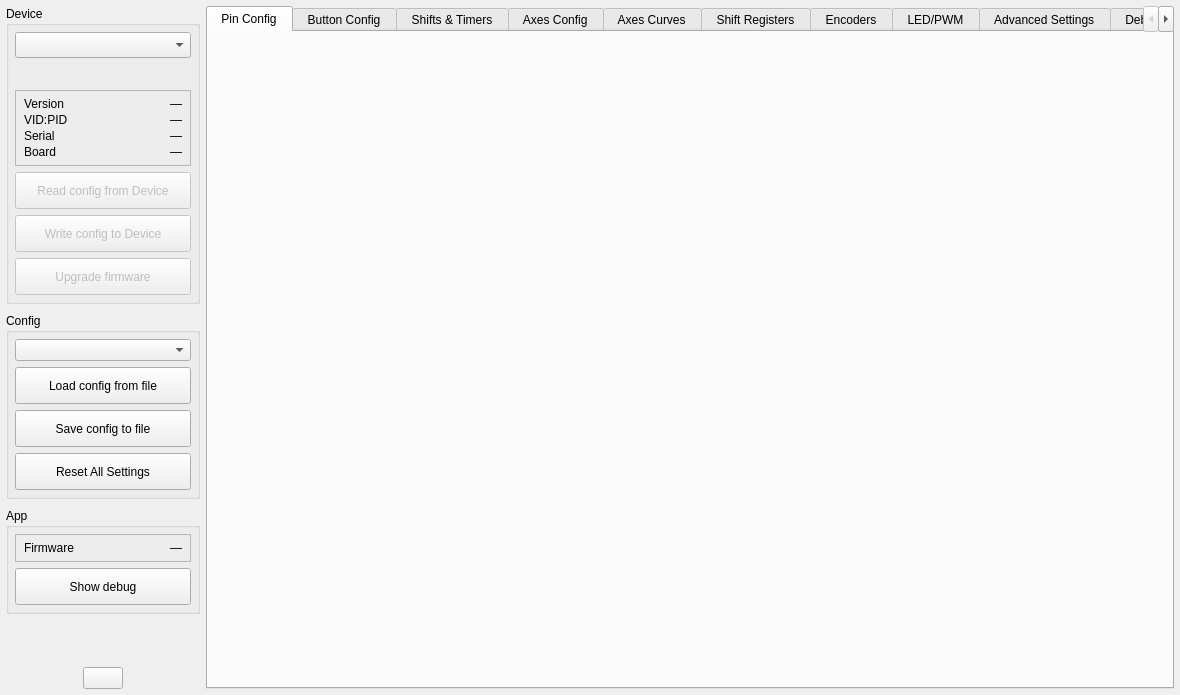
Old version of the form src/mainwindow.ui in the repository anpeaco/FreeJoyXConfiguratorQt.
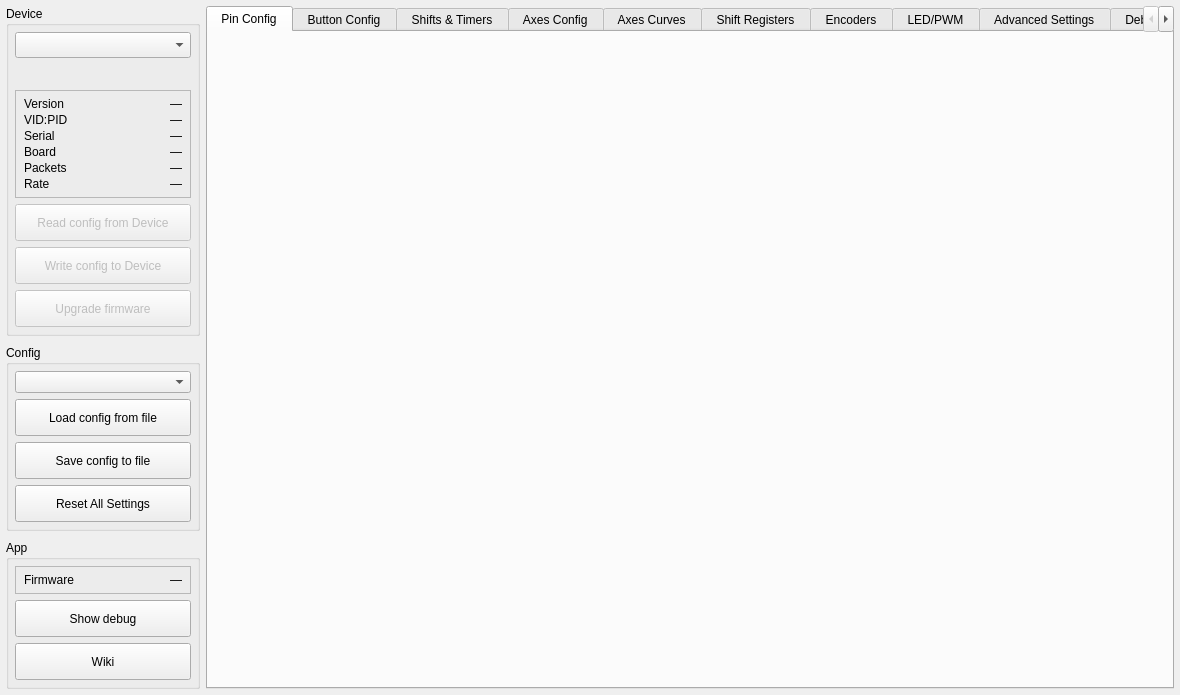
New version of the form. Icons and pictures are not drawn. Custom widgets are drawn as their Qt base class.

Diff of the .ui file:
```diff
--- a/src/mainwindow.ui
+++ b/src/mainwindow.ui
@@ -322,6 +322,10 @@
              <item row="2" column="1"><widget class="QLabel" name="label_SerialVal"><property name="text"><string notr="true">—</string></property><property name="alignment"><set>Qt::AlignRight|Qt::AlignVCenter</set></property><property name="wordWrap"><bool>true</bool></property></widget></item>
              <item row="3" column="0"><widget class="QLabel" name="label_BoardKey"><property name="text"><string>Board</string></property></widget></item>
              <item row="3" column="1"><widget class="QLabel" name="label_BoardVal"><property name="text"><string notr="true">—</string></property><property name="alignment"><set>Qt::AlignRight|Qt::AlignVCenter</set></property></widget></item>
+             <item row="4" column="0"><widget class="QLabel" name="label_PacketsKey"><property name="text"><string>Packets</string></property><property name="toolTip"><string>USB report packets received from the device since it connected</string></property></widget></item>
+             <item row="4" column="1"><widget class="QLabel" name="label_PacketsVal"><property name="text"><string notr="true">—</string></property><property name="alignment"><set>Qt::AlignRight|Qt::AlignVCenter</set></property><property name="toolTip"><string>USB report packets received from the device since it connected</string></property></widget></item>
+             <item row="5" column="0"><widget class="QLabel" name="label_RateKey"><property name="text"><string>Rate</string></property><property name="toolTip"><string>Average time between received packets, sampled over 5 s</string></property></widget></item>
+             <item row="5" column="1"><widget class="QLabel" name="label_RateVal"><property name="text"><string notr="true">—</string></property><property name="alignment"><set>Qt::AlignRight|Qt::AlignVCenter</set></property><property name="toolTip"><string>Average time between received packets, sampled over 5 s</string></property></widget></item>
             </layout>
            </widget>
           </item>
@@ -415,6 +419,12 @@
             <property name="text"><string>Show debug</string></property>
            </widget>
           </item>
+          <item>
+           <widget class="QPushButton" name="pushButton_Wiki">
+            <property name="minimumSize"><size><width>165</width><height>37</height></size></property>
+            <property name="text"><string>Wiki</string></property>
+           </widget>
+          </item>
          </layout>
         </widget>
        </item>
@@ -424,31 +434,6 @@
          <property name="sizeHint" stdset="0"><size><width>20</width><height>20</height></size></property>
         </spacer>
        </item>
-       <item>
-        <layout class="QHBoxLayout" name="horizontalLayout_3" stretch="1,0,1">
-         <property name="spacing"><number>0</number></property>
-         <item>
-          <spacer name="horizontalSpacer_9">
-           <property name="orientation"><enum>Qt::Horizontal</enum></property>
-           <property name="sizeHint" stdset="0"><size><width>40</width><height>20</height></size></property>
-          </spacer>
-         </item>
-         <item>
-          <widget class="QPushButton" name="pushButton_Wiki">
-           <property name="cursor"><cursorShape>PointingHandCursor</cursorShape></property>
-           <property name="text"><string/></property>
-           <property name="icon"><iconset resource="resources.qrc"><normaloff>:/Images/icons/lucide/book-open.svg</normaloff>:/Images/icons/lucide/book-open.svg</iconset></property>
-           <property name="iconSize"><size><width>30</width><height>30</height></size></property>
-          </widget>
-         </item>
-         <item>
-          <spacer name="horizontalSpacer_6">
-           <property name="orientation"><enum>Qt::Horizontal</enum></property>
-           <property name="sizeHint" stdset="0"><size><width>40</width><height>20</height></size></property>
-          </spacer>
-         </item>
-        </layout>
-       </item>
       </layout>
      </widget>
     </item>
```
